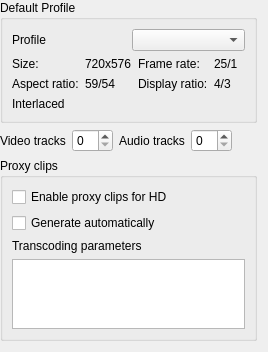
KDE/kdenlive, file src/widgets/configproject_ui.ui: the form before one commit.
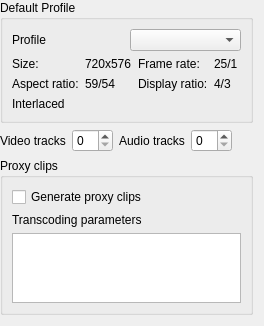
The form after the commit. Custom widgets are drawn as their Qt base class.

Commit message: User can now enable / disable proxy for each clip

Diff of the .ui file:
```diff
--- a/src/widgets/configproject_ui.ui
+++ b/src/widgets/configproject_ui.ui
@@ -6,8 +6,8 @@
    <rect>
     <x>0</x>
     <y>0</y>
-    <width>268</width>
-    <height>333</height>
+    <width>264</width>
+    <height>304</height>
    </rect>
   </property>
   <property name="windowTitle">
@@ -151,25 +151,18 @@
       <item row="0" column="0">
        <widget class="QCheckBox" name="kcfg_enableproxy">
         <property name="text">
-         <string>Enable proxy clips for HD</string>
+         <string>Generate proxy clips</string>
         </property>
        </widget>
       </item>
       <item row="1" column="0">
-       <widget class="QCheckBox" name="kcfg_autoproxy">
-        <property name="text">
-         <string>Generate automatically</string>
-        </property>
-       </widget>
-      </item>
-      <item row="2" column="0">
        <widget class="QLabel" name="label">
         <property name="text">
          <string>Transcoding parameters</string>
         </property>
        </widget>
       </item>
-      <item row="3" column="0">
+      <item row="2" column="0">
        <widget class="QPlainTextEdit" name="kcfg_proxyparams">
         <property name="sizePolicy">
          <sizepolicy hsizetype="Expanding" vsizetype="Preferred">
```
The commit also changes 6 other files.
